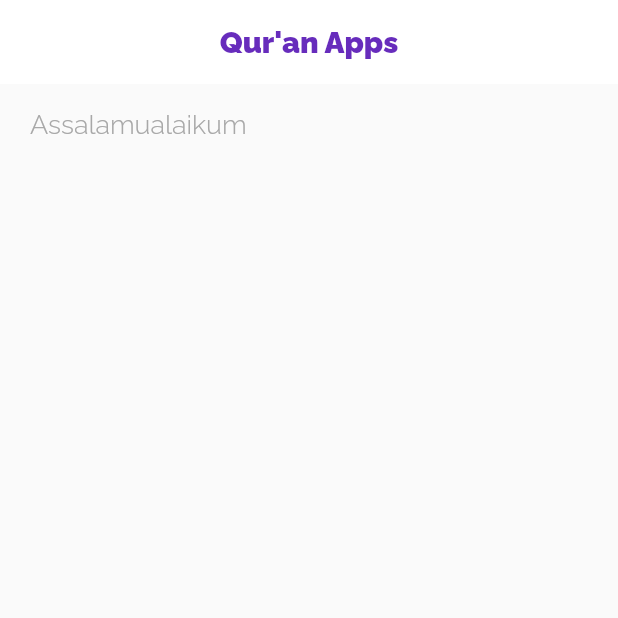
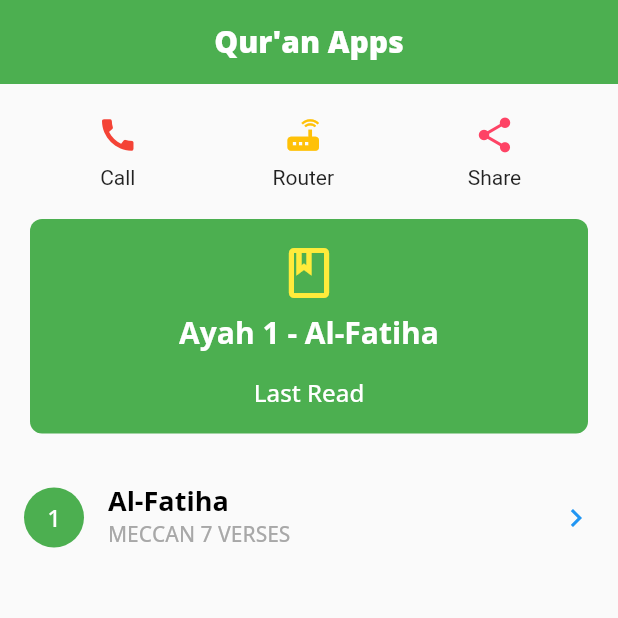
Before and after one commit to cybanjar/quran_fl, a Flutter app: the screen it shows after launch, on a phone screen of 412 x 824 dp, the top half of it. Run offline on Flutter 3.47's test engine with Material 2 defaults, Android fonts, the phone set to English and light mode, and no system bars; our stand-ins replace google_fonts.

Commit message:
update ui

```diff
--- a/lib/shared/theme.dart
+++ b/lib/shared/theme.dart
@@ -8,18 +8,20 @@ Color accentColor2 = Color(0xFFF9CC5E);
 Color accentColor3 = Color(0xFFFE4365);
 Color accentColor4 = Color(0xFFA8A8A8);
 Color accentColor5 = Color(0xFF1D8CF8);
-Color accentColor6 = Color(0xFFF6F7F9);
+Color accentColor6 = Color(0xFFFFFFFF);
+Color accentColor7 = Color(0xFF0B7611);
 
-TextStyle blackTextFont = GoogleFonts.raleway()
+TextStyle blackTextFont = GoogleFonts.openSans()
     .copyWith(color: Colors.black, fontWeight: FontWeight.w500);
-TextStyle whiteTextFont = GoogleFonts.raleway()
+TextStyle whiteTextFont = GoogleFonts.openSans()
     .copyWith(color: Colors.white, fontWeight: FontWeight.w500);
-TextStyle blueTextFont = GoogleFonts.raleway()
+TextStyle blueTextFont = GoogleFonts.openSans()
     .copyWith(color: mainColor, fontWeight: FontWeight.w500);
-TextStyle greyTextFont = GoogleFonts.raleway()
+TextStyle greyTextFont = GoogleFonts.openSans()
     .copyWith(color: accentColor4, fontWeight: FontWeight.w500);
-TextStyle mainTextFont = GoogleFonts.raleway()
+TextStyle mainTextFont = GoogleFonts.openSans()
     .copyWith(color: mainColor, fontWeight: FontWeight.w500);
+TextStyle greenTextFont = GoogleFonts.openSans().copyWith(color: accentColor7);
 
 TextStyle whiteNumberFont =
     GoogleFonts.openSans().copyWith(color: Colors.white);
--- a/lib/ui/pages/main_page.dart
+++ b/lib/ui/pages/main_page.dart
@@ -14,28 +14,119 @@ class _MainPageState extends State<MainPage> {
     return Scaffold(
       appBar: AppBar(
         elevation: 0,
-        backgroundColor: Colors.white,
+        backgroundColor: Colors.green,
         title: Align(
           alignment: Alignment.center,
           child: Text(
             "Qur'an Apps",
-            style: mainTextFont.copyWith(fontWeight: FontWeight.w900),
+            style: whiteTextFont.copyWith(fontWeight: FontWeight.w900),
           ),
         ),
       ),
-      body: Stack(
+      body: ListView(
         children: [
-          Padding(
-            padding: const EdgeInsets.symmetric(horizontal: defaultMargin),
-            child: Container(
-              margin: EdgeInsets.only(top: 16, bottom: 16),
+          Container(
+            margin: EdgeInsets.all(20.0),
+            child: Row(
+              mainAxisAlignment: MainAxisAlignment.spaceAround,
+              children: [
+                Column(
+                  children: [
+                    Icon(
+                      Icons.call,
+                      color: Colors.red[500],
+                      size: 28,
+                    ),
+                    Container(
+                      margin: EdgeInsets.only(top: 6),
+                      child: Text("Call"),
+                    )
+                  ],
+                ),
+                Column(
+                  children: [
+                    Icon(
+                      Icons.router,
+                      color: Colors.amber[500],
+                      size: 28,
+                    ),
+                    Container(
+                      margin: EdgeInsets.only(top: 6),
+                      child: Text("Router"),
+                    )
+                  ],
+                ),
+                Column(
+                  children: [
+                    Icon(
+                      Icons.share,
+                      color: accentColor3,
+                      size: 28,
+                    ),
+                    Container(
+                      margin: EdgeInsets.only(top: 6),
+                      child: Text("Share"),
+                    )
+                  ],
+                ),
+              ],
+            ),
+          ),
+          Container(
+            decoration: BoxDecoration(
+              color: Colors.green,
+              borderRadius: BorderRadius.circular(8),
+            ),
+            padding: EdgeInsets.all(16.0),
+            margin: EdgeInsets.symmetric(horizontal: defaultMargin),
+            child: Column(
+              crossAxisAlignment: CrossAxisAlignment.center,
+              children: [
+                Icon(
+                  Icons.book_outlined,
+                  color: Colors.yellow[500],
+                  size: 40,
+                ),
+                SizedBox(
+                  height: 6,
+                ),
+                Text("Ayah 1 - Al-Fatiha",
+                    style: whiteNumberFont.copyWith(
+                        fontSize: 20, fontWeight: FontWeight.w700)),
+                SizedBox(
+                  height: 16,
+                ),
+                Text(
+                  "Last Read",
+                  style: whiteTextFont.copyWith(fontSize: 16),
+                )
+              ],
+            ),
+          ),
+          SizedBox(
+            height: 20,
+          ),
+          ListTile(
+            onTap: () {
+              print('Ok OnTap');
+            },
+            title: Text("Al-Fatiha",
+                style: blackTextFont.copyWith(
+                    fontSize: 18, fontWeight: FontWeight.w700)),
+            subtitle: Text(
+              "MECCAN 7 VERSES",
+              style: greyTextFont,
+            ),
+            leading: CircleAvatar(
+              backgroundColor: Colors.green,
               child: Text(
-                "Assalamualaikum",
-                style: greyTextFont.copyWith(
-                    fontSize: 18, fontWeight: FontWeight.w300),
+                "1",
+                style: whiteTextFont.copyWith(fontSize: 16),
               ),
             ),
-          ),
+            trailing: Icon(Icons.keyboard_arrow_right),
+            selected: true,
+          )
         ],
       ),
     );
--- a/lib/ui/pages/pages.dart
+++ b/lib/ui/pages/pages.dart
@@ -1,11 +1,5 @@
-import 'dart:convert';
-// import 'dart:html';
-
 import 'package:flutter/material.dart';
-import 'package:flutter/services.dart';
-import 'package:quran_fl/models/models.dart';
 import 'package:quran_fl/shared/shared.dart';
-// import 'dart:developer' as developer;
 
 part 'wrapper.dart';
 part 'main_page.dart';
```
Also changed, not shown: pubspec.lock, 3 other files.
